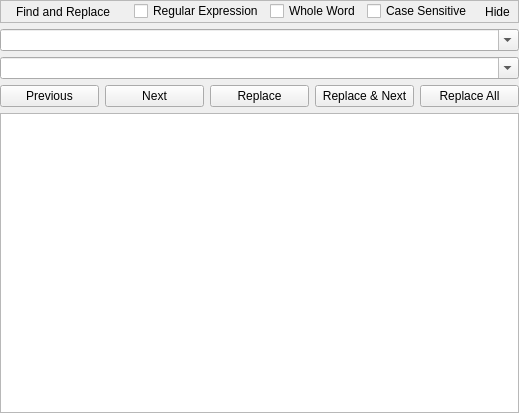
Before: the Qt Designer form src/findandreplacewidget.ui in photron/zero-editor, drawn with Qt 5.
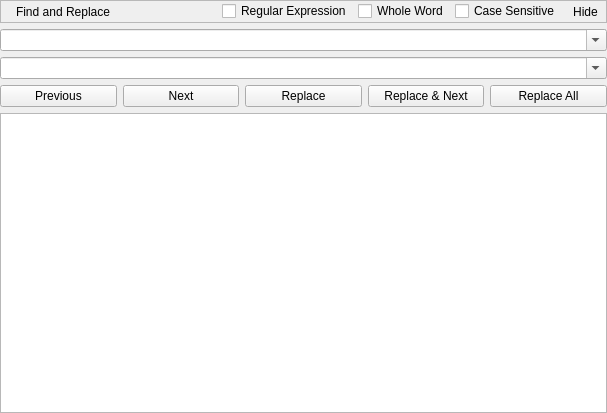
After: the same form once the commit is applied. Icons and pictures are not drawn.

Commit message:
Disable focus for check boxes and tool buttons
As it looks ugly on Linux.

```diff
--- a/src/findandreplacewidget.ui
+++ b/src/findandreplacewidget.ui
@@ -6,7 +6,7 @@
    <rect>
     <x>0</x>
     <y>0</y>
-    <width>519</width>
+    <width>607</width>
     <height>413</height>
    </rect>
   </property>
```
Left out of the diff: 24 changed lines with no effect on the pictures. The commit also changes 3 other files.
